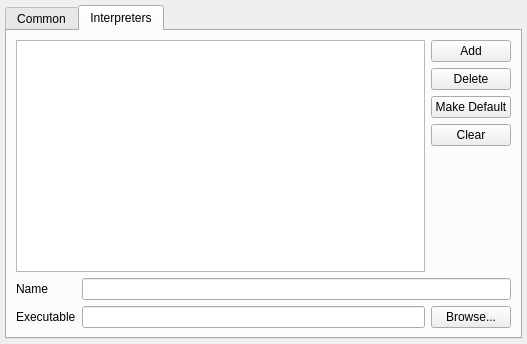
Before: the Qt Designer form src/server/gui/dialogs/settings/server_widgetsettingsscript.ui in serhmarch/ModbusTools, drawn with Qt 5.
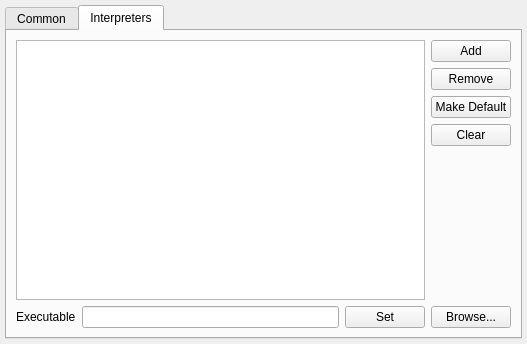
After: the same form once the commit is applied. The open tabs and pages were chosen to show the change.

What changed in the file:
```diff
--- a/src/server/gui/dialogs/settings/server_widgetsettingsscript.ui
+++ b/src/server/gui/dialogs/settings/server_widgetsettingsscript.ui
@@ -74,7 +74,7 @@
            <item>
             <widget class="QPushButton" name="btnDelete">
              <property name="text">
-              <string>Delete</string>
+              <string>Remove</string>
              </property>
             </widget>
            </item>
@@ -112,29 +112,26 @@
        <item>
         <layout class="QFormLayout" name="formLayout">
          <item row="0" column="0">
-          <widget class="QLabel" name="label">
-           <property name="text">
-            <string>Name</string>
-           </property>
-          </widget>
-         </item>
-         <item row="0" column="1">
-          <widget class="QLineEdit" name="lnName"/>
-         </item>
-         <item row="1" column="0">
           <widget class="QLabel" name="label_2">
            <property name="text">
             <string>Executable</string>
            </property>
           </widget>
          </item>
-         <item row="1" column="1">
+         <item row="0" column="1">
           <layout class="QHBoxLayout" name="horizontalLayout">
            <item>
             <widget class="QLineEdit" name="lnExecPath"/>
            </item>
            <item>
-            <widget class="QPushButton" name="btnBrowse">
+            <widget class="QPushButton" name="btnPySet">
+             <property name="text">
+              <string>Set</string>
+             </property>
+            </widget>
+           </item>
+           <item>
+            <widget class="QPushButton" name="btnPyBrowse">
              <property name="text">
               <string>Browse...</string>
              </property>
```
Left out of the diff: 10 changed lines with no effect on the pictures.
